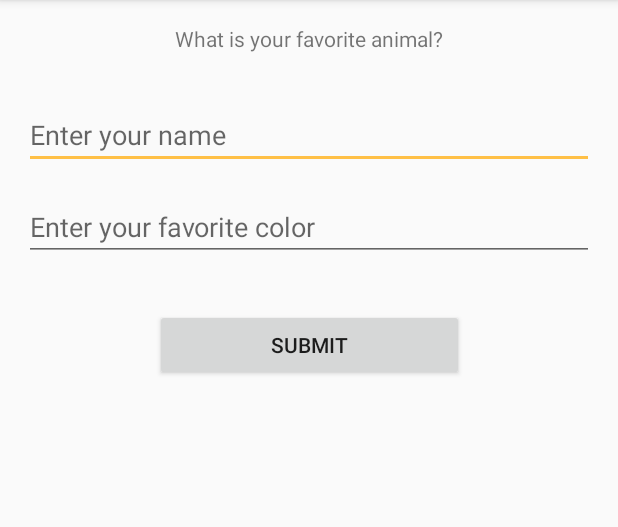
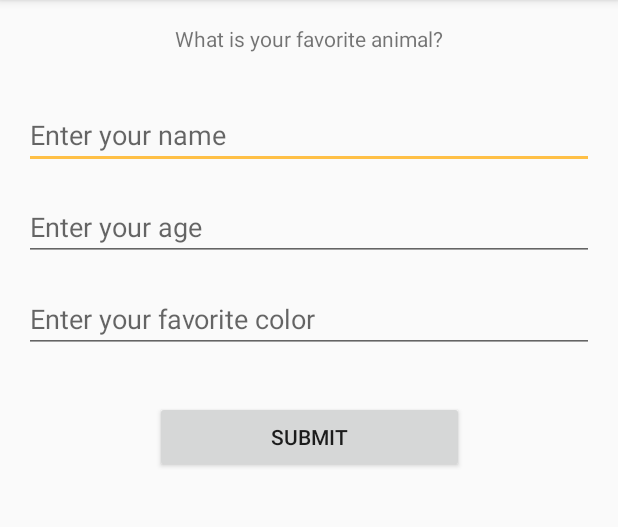
Before and after one commit to StippeJ/dhbw-ma-aufgabe3, an Android app: the FormattingStringActivity screen opened directly, with no data from a screen before it, after a tap on "SUBMIT", on a phone screen of 412 x 824 dp, the part 84-611 px from its top. Run offline under Robolectric (Android 15) with nearby library versions, the phone set to English and light mode, and no system bars.

Commit message:
feat: Added another EditText to the FormattingStringActivity

```diff
--- a/app/src/main/java/com/example/stippejan/aufgabe3/FormattingStringActivity.java
+++ b/app/src/main/java/com/example/stippejan/aufgabe3/FormattingStringActivity.java
@@ -20,15 +20,17 @@ public class FormattingStringActivity extends AppCompatActivity {
         super.onStart();
 
         EditText nameEditText = findViewById(R.id.name_edit_text);
+        EditText ageEditText = findViewById(R.id.age_edit_text);
         EditText favoriteColorEditText = findViewById(R.id.color_edit_text);
 
         Button insertButton = findViewById(R.id.insert_button);
         insertButton.setOnClickListener((v) -> {
             String userName = nameEditText.getText().toString();
+            String age = ageEditText.getText().toString();
             String favoriteColor = favoriteColorEditText.getText().toString();
 
-            if (userName.length() > 0 && favoriteColor.length() > 0) {
-                Toast.makeText(this, getString(R.string.formatting_string, userName, favoriteColor), Toast.LENGTH_LONG).show();
+            if (userName.length() > 0 && age.length() > 0 && favoriteColor.length() > 0) {
+                Toast.makeText(this, getString(R.string.formatting_string, userName, age, favoriteColor), Toast.LENGTH_LONG).show();
             } else {
                 Toast.makeText(this, getString(R.string.err_empty), Toast.LENGTH_LONG).show();
             }
--- a/app/src/main/res/layout/activity_formatting_string.xml
+++ b/app/src/main/res/layout/activity_formatting_string.xml
@@ -26,9 +26,23 @@
         app:layout_constraintTop_toBottomOf="@+id/formatting_string_heading"
         app:layout_constraintStart_toStartOf="parent"
         app:layout_constraintEnd_toEndOf="parent"
-        android:hint="@string/user_name"
-        android:autofillHints="@string/user_name"
+        android:hint="@string/name_hint"
+        android:autofillHints="@string/name_hint"
         android:inputType="textPersonName" />
+
+    <EditText
+        android:id="@+id/age_edit_text"
+        android:layout_width="0dp"
+        android:layout_height="wrap_content"
+        android:layout_marginTop="16dp"
+        android:layout_marginStart="16dp"
+        android:layout_marginEnd="16dp"
+        app:layout_constraintTop_toBottomOf="@id/name_edit_text"
+        app:layout_constraintStart_toStartOf="parent"
+        app:layout_constraintEnd_toEndOf="parent"
+        android:hint="@string/age_hint"
+        android:autofillHints="@string/age_hint"
+        android:inputType="number" />
 
     <EditText
         android:id="@+id/color_edit_text"
@@ -37,11 +51,11 @@
         android:layout_marginTop="16dp"
         android:layout_marginStart="16dp"
         android:layout_marginEnd="16dp"
-        app:layout_constraintTop_toBottomOf="@+id/name_edit_text"
+        app:layout_constraintTop_toBottomOf="@+id/age_edit_text"
         app:layout_constraintStart_toStartOf="parent"
         app:layout_constraintEnd_toEndOf="parent"
-        android:hint="@string/favorite_color"
-        android:autofillHints="@string/favorite_color"
+        android:hint="@string/color_hint"
+        android:autofillHints="@string/color_hint"
         android:inputType="textNoSuggestions" />
 
     <Button
--- a/app/src/main/res/values/strings.xml
+++ b/app/src/main/res/values/strings.xml
@@ -19,9 +19,10 @@
     <string name="unicorn">Unicorn</string>
     <string name="wolf" translatable="false">Wolf</string>
     <string name="favorite_color_heading">What is your favorite animal?</string>
-    <string name="user_name">Enter your name</string>
-    <string name="favorite_color">Enter your favorite color</string>
+    <string name="name_hint">Enter your name</string>
+    <string name="age_hint">Enter your age</string>
+    <string name="color_hint">Enter your favorite color</string>
     <string name="submit">Submit</string>
-    <string name="formatting_string">Hi %1$s! Your favorite color is %2$s.</string>
-    <string name="err_empty">Error! Please fill in the textboxes.</string>
+    <string name="formatting_string">Hi %1$s! You are %2$s years old and your favorite color is %3$s.</string>
+    <string name="err_empty">Error! Please fill in all textboxes.</string>
 </resources>
```
Also changed, not shown: 1 other file.
